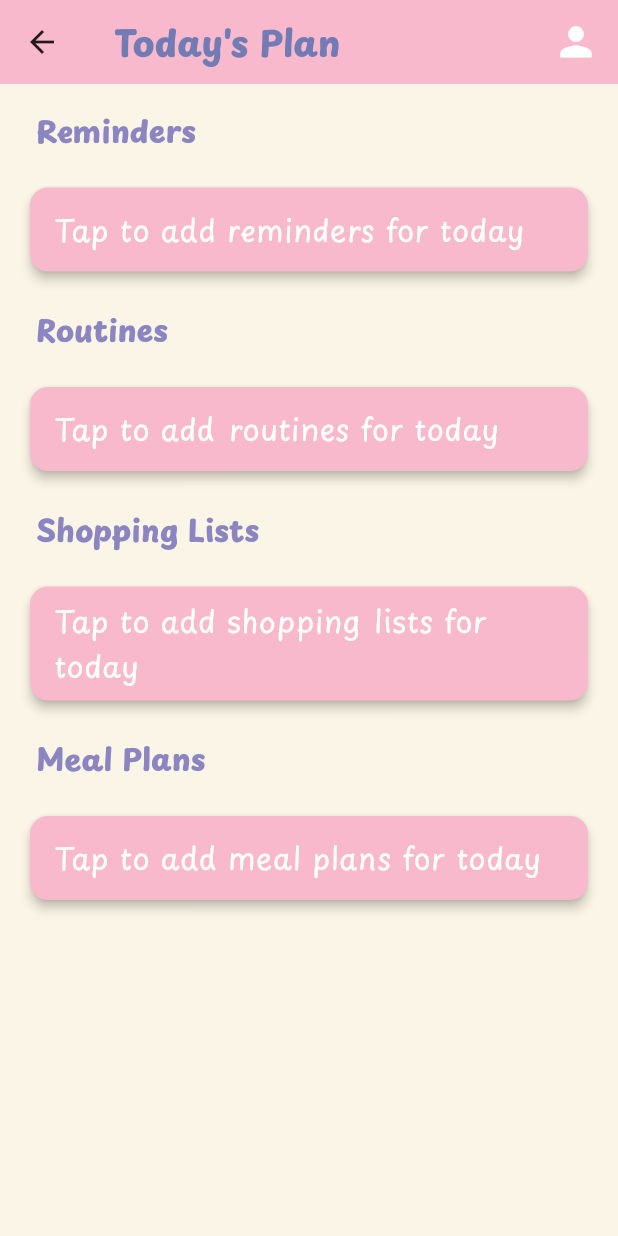
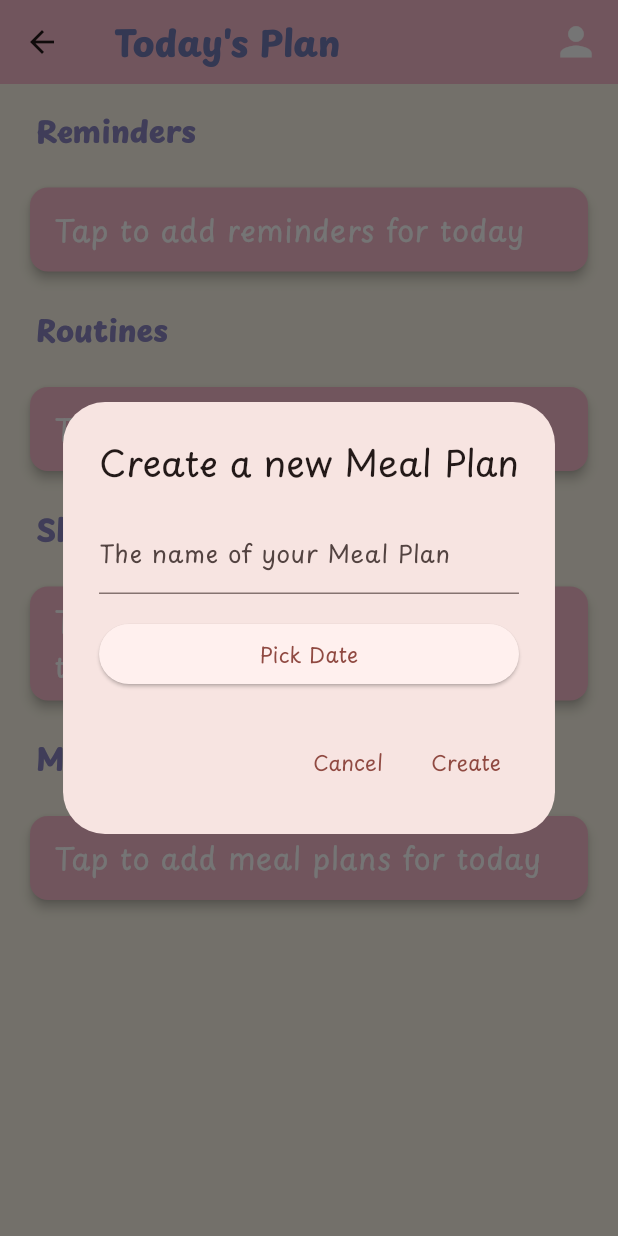
Before and after one commit to busra-ashak/COMP491-kolay-app, a Flutter app: the HomePage screen opened directly, after a tap on an icon or button, on a phone screen of 412 x 824 dp. Run offline on Flutter 3.47's test engine with Material 3 defaults, Android fonts, the phone set to English and light mode, and no system bars; our stand-ins replace cloud_firestore, firebase_auth, firebase_core, firebase_messaging, flutter_slidable, percent_indicator; accounts and stored records are empty; project files that could hold a hidden picture were left out.

Commit message:
fix create meal plan on home page

```diff
--- a/kolay_app/lib/screens/home.dart
+++ b/kolay_app/lib/screens/home.dart
@@ -214,14 +214,14 @@ class _HomePageState extends State<HomePage> {
         bottomNavIndex.currentIndex = 1;
         todos.showCreateDialogTodosPage(context, 2);
         break;
-      case 'Meal PLans':
-        bottomNavIndex.currentIndex = 3;
-        mealPlans.showCreateMealPlanDialog(context);
-        break;
       case 'Shopping Lists':
         bottomNavIndex.currentIndex = 2;
         shoppingLists.showCreateListDialog(context);
         break;
+      default:
+        bottomNavIndex.currentIndex = 3;
+        mealPlans.showCreateMealPlanDialog(context);
+        break;
     }
   }
 }
```
